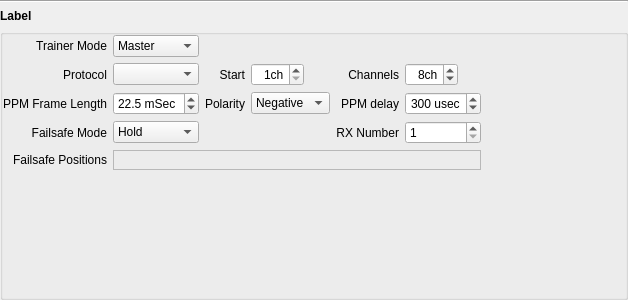
Before: the Qt Designer form companion/src/modeledit/setup_module.ui in opentx/opentx, drawn with Qt 5.
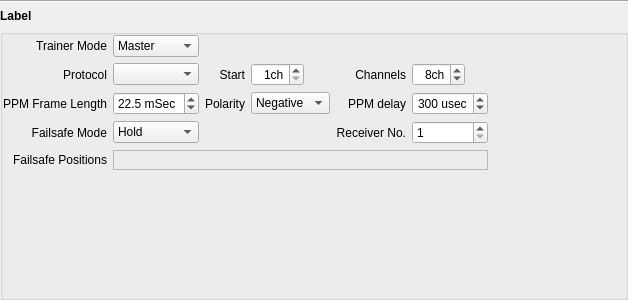
After: the same form once the commit is applied.

Patch:
```diff
--- a/companion/src/modeledit/setup_module.ui
+++ b/companion/src/modeledit/setup_module.ui
@@ -526,7 +526,7 @@
          </size>
         </property>
         <property name="text">
-         <string>RX Number</string>
+         <string>Receiver No.</string>
         </property>
         <property name="alignment">
          <set>Qt::AlignRight|Qt::AlignTrailing|Qt::AlignVCenter</set>
```
